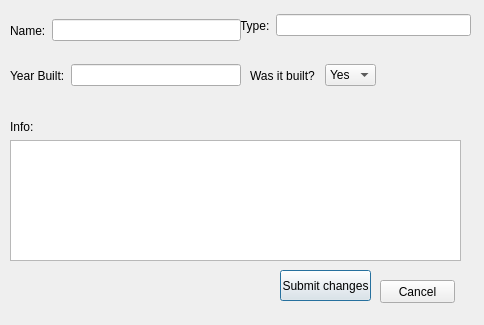
valdimarHR/hisCompRepo, file UI/editcomputers.ui: the form before one commit.
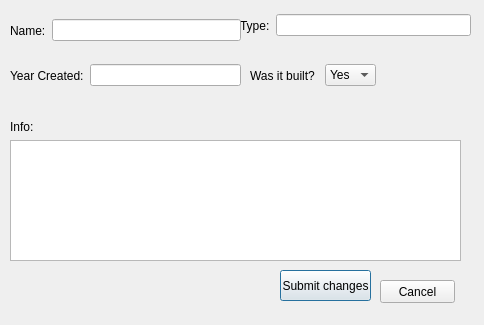
The form after the commit.

The edit to the form file:
```diff
--- a/UI/editcomputers.ui
+++ b/UI/editcomputers.ui
@@ -72,7 +72,7 @@
     <item>
      <widget class="QLabel" name="labelDeath_2">
       <property name="text">
-       <string>Year Built:</string>
+       <string>Year Created:</string>
       </property>
      </widget>
     </item>
```
Left out of the diff: 8 changed lines with no effect on the pictures.
